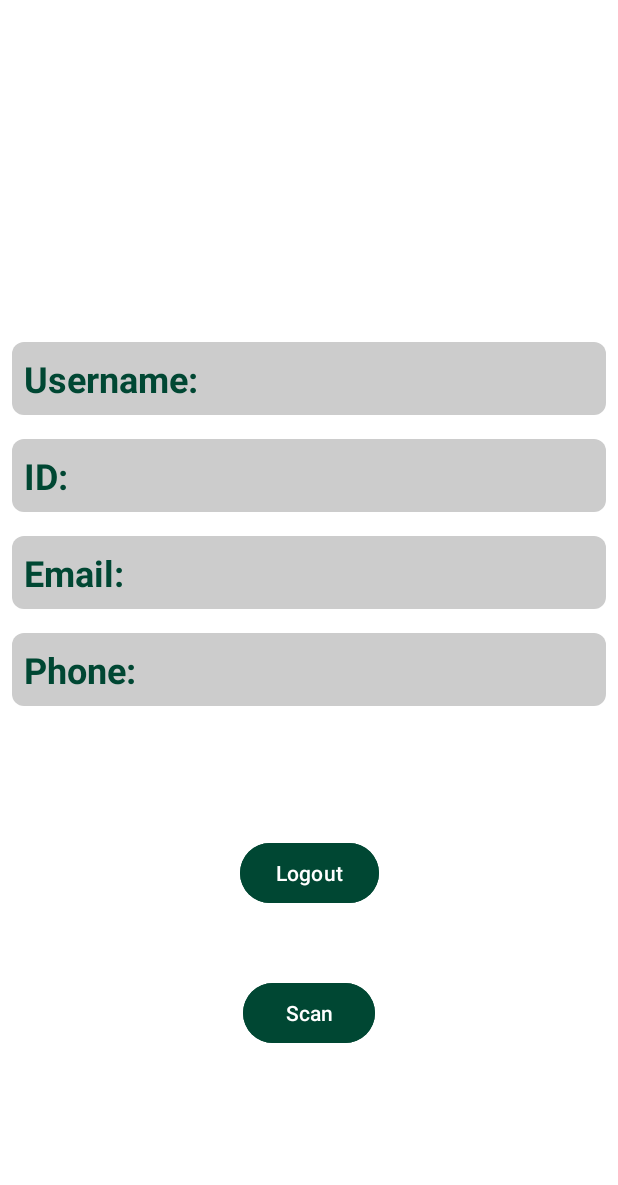
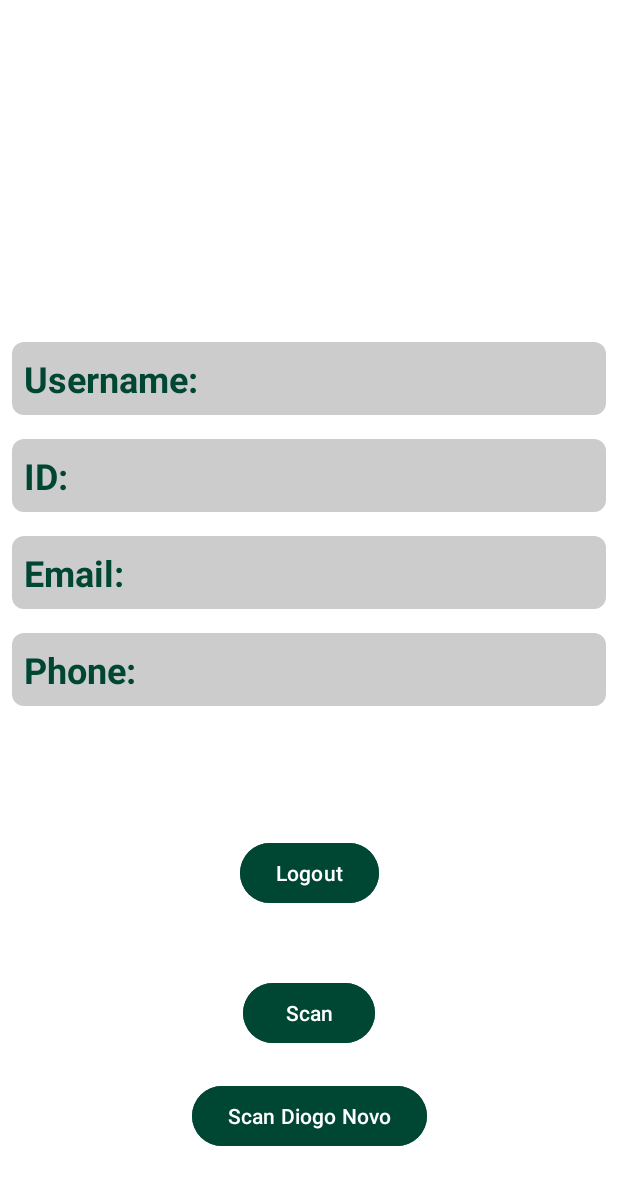
Before and after one commit to MultimacPT/Estagiarios2023, an Android app: the Dashboard screen opened directly, with no data from a screen before it, on a phone screen of 412 x 824 dp. Shown: the top 1185 px of the screen. Run offline under Robolectric (Android 15) with nearby library versions, the phone set to English and light mode, and no system bars; network calls fail; Roboto replaces fonts that are not available here.

Commit message:
novo metodo scan

```diff
--- a/Natura/app/src/main/AndroidManifest.xml
+++ b/Natura/app/src/main/AndroidManifest.xml
@@ -15,6 +15,9 @@
         android:supportsRtl="true"
         android:theme="@style/Theme.Natura"
         tools:targetApi="31">
+        <activity
+            android:name=".novo_scan"
+            android:exported="false" />
         <activity
             android:name=".scan"
             android:exported="false" />
--- a/Natura/app/src/main/java/com/example/natura/Dashboard.java
+++ b/Natura/app/src/main/java/com/example/natura/Dashboard.java
@@ -19,7 +19,7 @@ public class Dashboard extends AppCompatActivity {
     TextView email;
     TextView phone;
     SessionManager sessionManager;
-    Button logout,scan;
+    Button logout,scan, scandiogo;
 
     @SuppressLint("MissingInflatedId")
     @Override
@@ -36,6 +36,7 @@ public class Dashboard extends AppCompatActivity {
         phone = findViewById(R.id.tvPhone);
         logout = findViewById(R.id.button);
         scan = findViewById(R.id.button1);
+        scandiogo = findViewById(R.id.button_diogo);
 
 
 
@@ -56,6 +57,16 @@ public class Dashboard extends AppCompatActivity {
             @Override
             public void onClick(View v) {
                 startActivity(new Intent(getApplicationContext(), scan.class));
+                finish();
+
+            }
+        });
+
+
+        scandiogo.setOnClickListener(new View.OnClickListener() {
+            @Override
+            public void onClick(View v) {
+                startActivity(new Intent(getApplicationContext(), novo_scan.class));
                 finish();
 
             }
--- a/Natura/app/src/main/res/layout/activity_dashboard.xml
+++ b/Natura/app/src/main/res/layout/activity_dashboard.xml
@@ -152,4 +152,17 @@
         app:layout_constraintStart_toStartOf="parent"
         app:layout_constraintTop_toBottomOf="@+id/button"
         app:layout_constraintVertical_bias="0.266" />
+
+    <Button
+        android:id="@+id/button_diogo"
+        android:layout_width="wrap_content"
+        android:layout_height="wrap_content"
+        android:backgroundTint="@color/natura_color"
+        android:text="Scan Diogo Novo"
+        android:textColor="@color/white"
+        app:layout_constraintBottom_toBottomOf="parent"
+        app:layout_constraintEnd_toEndOf="parent"
+        app:layout_constraintStart_toStartOf="parent"
+        app:layout_constraintTop_toBottomOf="@+id/button1"
+        app:layout_constraintVertical_bias="0.266" />
 </androidx.constraintlayout.widget.ConstraintLayout>
```
Also changed, not shown: Natura/app/src/main/java/com/example/natura/novo_scan.java (added, +48 -0 lines), Natura/app/src/main/res/layout/activity_novo_scan.xml (added, +29 -0 lines).
